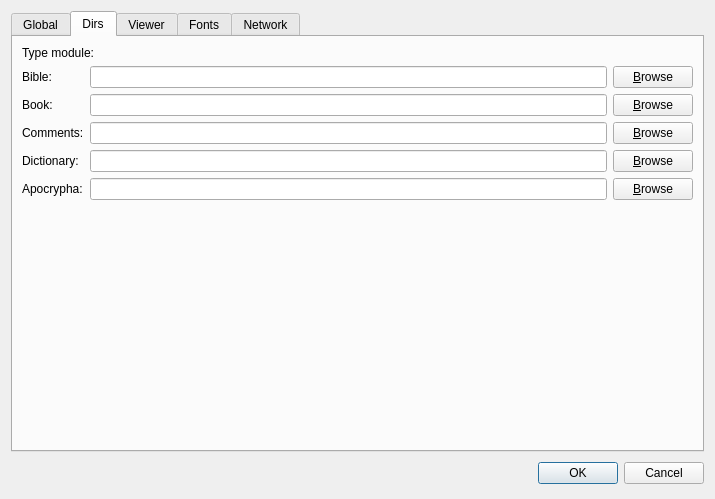
Above: src/gui/dialogs/settings/settings.ui from axsapronov/QSopherim before the change. Below: the same form after it.
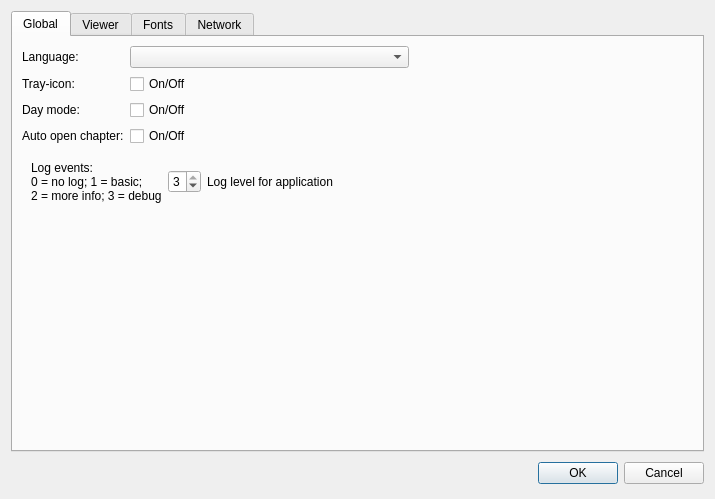
That is the form after the change. The open tabs and pages were chosen to show the change.

Commit message: [GUI] Update gui (settings dialog)

The edit to the form file:
```diff
--- a/src/gui/dialogs/settings/settings.ui
+++ b/src/gui/dialogs/settings/settings.ui
@@ -173,118 +173,6 @@
        </item>
       </layout>
      </widget>
-     <widget class="QWidget" name="tab_2">
-      <attribute name="title">
-       <string>Dirs</string>
-      </attribute>
-      <layout class="QGridLayout" name="gridLayout_6">
-       <item row="1" column="2">
-        <widget class="QPushButton" name="pBBrowseDirBible">
-         <property name="text">
-          <string>&amp;Browse</string>
-         </property>
-        </widget>
-       </item>
-       <item row="1" column="1">
-        <widget class="QLineEdit" name="LEDirBible"/>
-       </item>
-       <item row="3" column="1">
-        <widget class="QLineEdit" name="LEDirComments"/>
-       </item>
-       <item row="2" column="1">
-        <widget class="QLineEdit" name="LEDirBook"/>
-       </item>
-       <item row="2" column="0">
-        <widget class="QLabel" name="label_4">
-         <property name="text">
-          <string>Book:</string>
-         </property>
-        </widget>
-       </item>
-       <item row="5" column="1">
-        <widget class="QLineEdit" name="LEDirApocrypha"/>
-       </item>
-       <item row="4" column="2">
-        <widget class="QPushButton" name="pBBrowseDirDictionary">
-         <property name="text">
-          <string>&amp;Browse</string>
-         </property>
-        </widget>
-       </item>
-       <item row="6" column="1">
-        <spacer name="verticalSpacer_2">
-         <property name="orientation">
-          <enum>Qt::Vertical</enum>
-         </property>
-         <property name="sizeHint" stdset="0">
-          <size>
-           <width>20</width>
-           <height>222</height>
-          </size>
-         </property>
-        </spacer>
-       </item>
-       <item row="3" column="0">
-        <widget class="QLabel" name="label_25">
-         <property name="text">
-          <string>Comments:</string>
-         </property>
-        </widget>
-       </item>
-       <item row="5" column="0">
-        <widget class="QLabel" name="label_27">
-         <property name="text">
-          <string>Apocrypha:</string>
-         </property>
-        </widget>
-       </item>
-       <item row="4" column="1">
-        <widget class="QLineEdit" name="LEDirDictionary"/>
-       </item>
-       <item row="2" column="2">
-        <widget class="QPushButton" name="pBBrowseDirBook">
-         <property name="text">
-          <string>&amp;Browse</string>
-         </property>
-        </widget>
-       </item>
-       <item row="3" column="2">
-        <widget class="QPushButton" name="pBBrowseDirComments">
-         <property name="text">
-          <string>&amp;Browse</string>
-         </property>
-        </widget>
-       </item>
-       <item row="1" column="0">
-        <widget class="QLabel" name="label_3">
-         <property name="text">
-          <string>Bible:</string>
-         </property>
-        </widget>
-       </item>
-       <item row="4" column="0">
-        <widget class="QLabel" name="label_26">
-         <property name="text">
-          <string>Dictionary:</string>
-         </property>
-        </widget>
-       </item>
-       <item row="5" column="2">
-        <widget class="QPushButton" name="pBBrowseDirApocrypha">
-         <property name="text">
-          <string>&amp;Browse</string>
-         </property>
-        </widget>
-       </item>
-       <item row="0" column="0" colspan="2">
-        <widget class="QLabel" name="label_28">
-         <property name="text">
-          <string>Type module:</string>
-         </property>
-        </widget>
-       </item>
-      </layout>
-     </widget>
      <widget class="QWidget" name="tab_4">
       <attribute name="title">
        <string>Viewer</string>
```
The commit also changes 3 other files.
